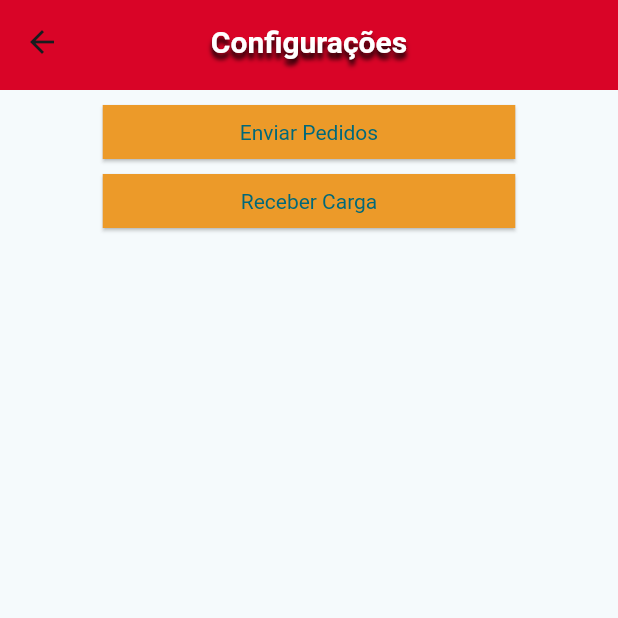
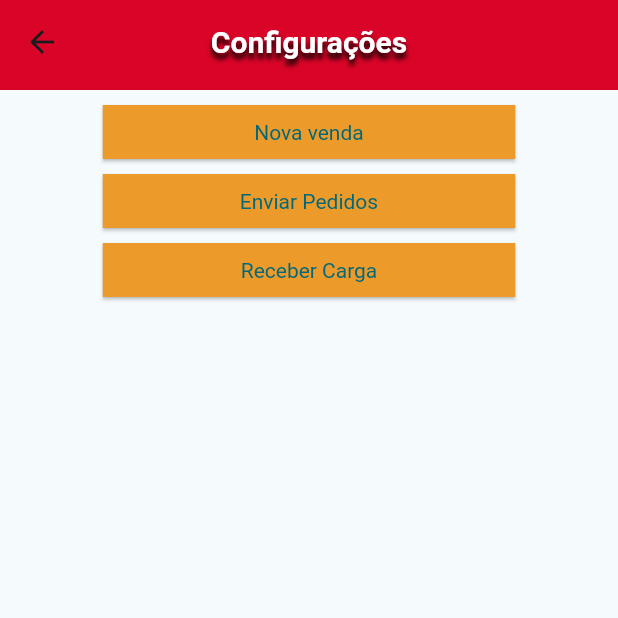
Before and after one commit to Felp056/PointOfVenda, a Flutter app: the MenuMobile screen opened by its route, on a phone screen of 412 x 824 dp, the top half of it. Run offline on Flutter 3.47's test engine with Material 3 defaults, Android fonts, the phone set to English and light mode, and no system bars; our stand-ins replace dio, google_fonts; missing offline and left inert: dart:ffi.

Commit message:
add button nova venda

```diff
--- a/Pov_Front/lib/mobile/menu_mobile.dart
+++ b/Pov_Front/lib/mobile/menu_mobile.dart
@@ -24,6 +24,13 @@ class _MenuMobileState extends State<MenuMobile> {
             children: [
               const SizedBox(height: 10),
               mobileButton(
+                buttonName: "Nova venda",
+                buttonFunction: novaVenda,
+                buttonWidth: 275,
+                buttonHeight: 36,
+              ),
+              const SizedBox(height: 10),
+              mobileButton(
                 buttonName: "Enviar Pedidos",
                 buttonFunction: transmitirPedidos,
                 buttonWidth: 275,
@@ -48,4 +55,11 @@ class _MenuMobileState extends State<MenuMobile> {
   void receberCarga() {
     print("Deu sim.");
   }
+
+  novaVenda() {
+    Navigator.pushNamed(
+      context,
+      '/vendas',
+    );
+  }
 }
```
